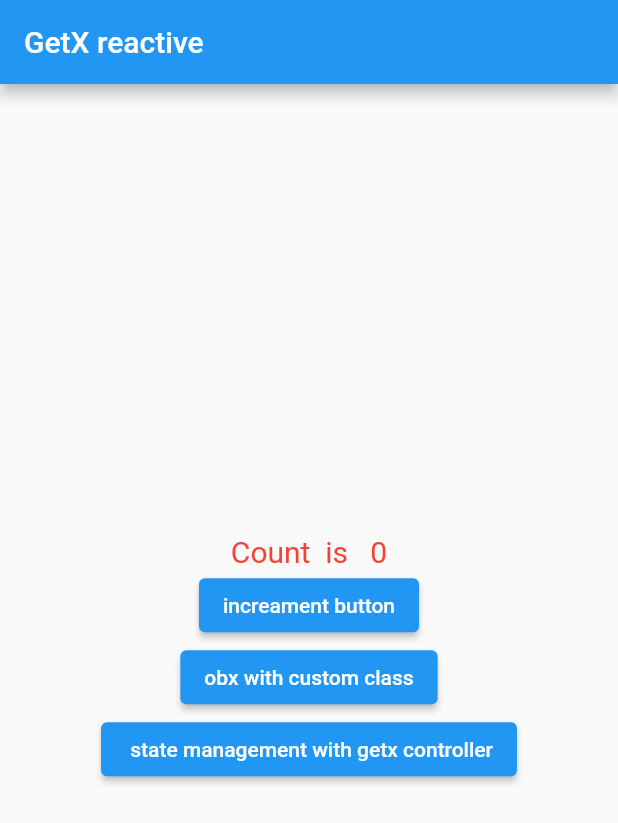
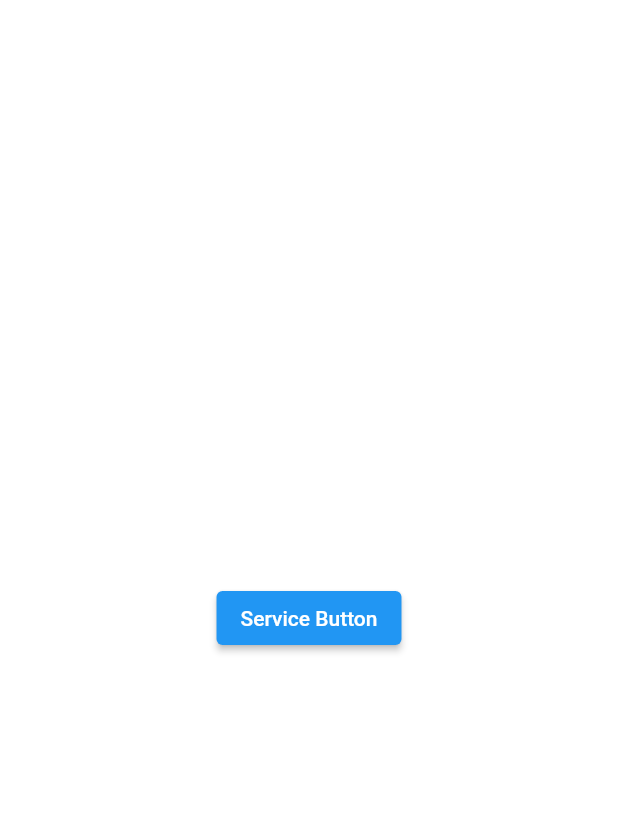
Before and after one commit to dimeprog/getx-starter, a Flutter app: the screen it shows after launch, on a phone screen of 412 x 824 dp. Shown: the top 823 px of the screen. Run offline on Flutter 3.47's test engine with Material 2 defaults, Android fonts, the phone set to English and light mode, and no system bars; our stand-ins replace get, image_picker, shared_preferences.

Commit message:
getx services and getx camera picker starter

```diff
--- /dev/null
+++ b/getx_flutter/lib/GetxServices/init_function.dart
@@ -0,0 +1,7 @@
+import 'package:get/get.dart';
+import 'package:getx_flutter/GetxServices/service.dart';
+
+Future<void> initServices() async {
+  print('injection depency');
+  Get.putAsync(() async => await Service().increament());
+}
--- /dev/null
+++ b/getx_flutter/lib/GetxServices/servicePage.dart
@@ -0,0 +1,29 @@
+import 'package:flutter/material.dart';
+import 'package:flutter/src/foundation/key.dart';
+import 'package:flutter/src/widgets/framework.dart';
+import 'package:get/get.dart';
+import 'package:getx_flutter/GetxServices/service.dart';
+
+class ServicePage extends StatelessWidget {
+  const ServicePage({Key? key}) : super(key: key);
+
+  @override
+  Widget build(BuildContext context) {
+    return Scaffold(
+        backgroundColor: Colors.white,
+        body: Column(
+          crossAxisAlignment: CrossAxisAlignment.center,
+          mainAxisAlignment: MainAxisAlignment.center,
+          children: [
+            Center(
+              child: ElevatedButton(
+                onPressed: () {
+                  Get.find<Service>().increament();
+                },
+                child: Text('Service Button'),
+              ),
+            ),
+          ],
+        ));
+  }
+}
--- /dev/null
+++ b/getx_flutter/lib/GexBindings/initial_bindings.dart
@@ -0,0 +1,11 @@
+import 'package:get/get.dart';
+import 'package:getx_flutter/GetxServices/service.dart';
+
+class InitialBinging implements Bindings {
+  @override
+  void dependencies() {
+    // TODO: implement dependencies
+
+    Get.lazyPut(() => Service());
+  }
+}
--- a/getx_flutter/lib/main.dart
+++ b/getx_flutter/lib/main.dart
@@ -3,7 +3,13 @@ import 'package:get/get.dart';
 import 'package:getx_flutter/GetX%20stateManagent/reactive.dart';
 import 'package:getx_flutter/Getx%20Route/named_route.dart';
 import 'package:getx_flutter/Getx%20Route/pages/homepage.dart';
+import 'package:getx_flutter/GetxServices/service.dart';
+import 'package:getx_flutter/GetxServices/servicePage.dart';
+import 'package:getx_flutter/GexBindings/initial_bindings.dart';
+import 'package:getx_flutter/dependency%20injection/injection.dart';
 import 'package:getx_flutter/show%20snackbar%20dialogbox,%20bottomsheet/show_snackBar.dart';
+
+import 'GetxServices/init_function.dart';
 
 void main() {
   runApp(const MyApp());
@@ -20,7 +26,12 @@ class MyApp extends StatelessWidget {
       theme: ThemeData(
         primarySwatch: Colors.blue,
       ),
-      home: Reactive(),
+      initialBinding: InitialBinging(),
+      home: ServicePage(),
+      getPages: [
+        GetPage(name: '/homePage', page: () => HomePage()),
+        GetPage(name: '/showsnack', page: () => ShowSnackBar()),
+      ],
     );
   }
 }
```
Also changed, not shown: getx_flutter/lib/Getx Route/un_named_route.dart (+33 -1 lines), getx_flutter/lib/Getx imagePicker/imageController.dart (added, +12 -0 lines), getx_flutter/lib/Getx imagePicker/imagePicker.dart (added, +30 -0 lines), getx_flutter/lib/GetxServices/service.dart (added, +15 -0 lines), getx_flutter/lib/dependency injection/injection.dart (added, +55 -0 lines), getx_flutter/lib/dependency injection/injection_controller.dart (added, +11 -0 lines), getx_flutter/pubspec.yaml (+2 -6 lines), getx_flutter/pubspec.lock, 1 other file.
